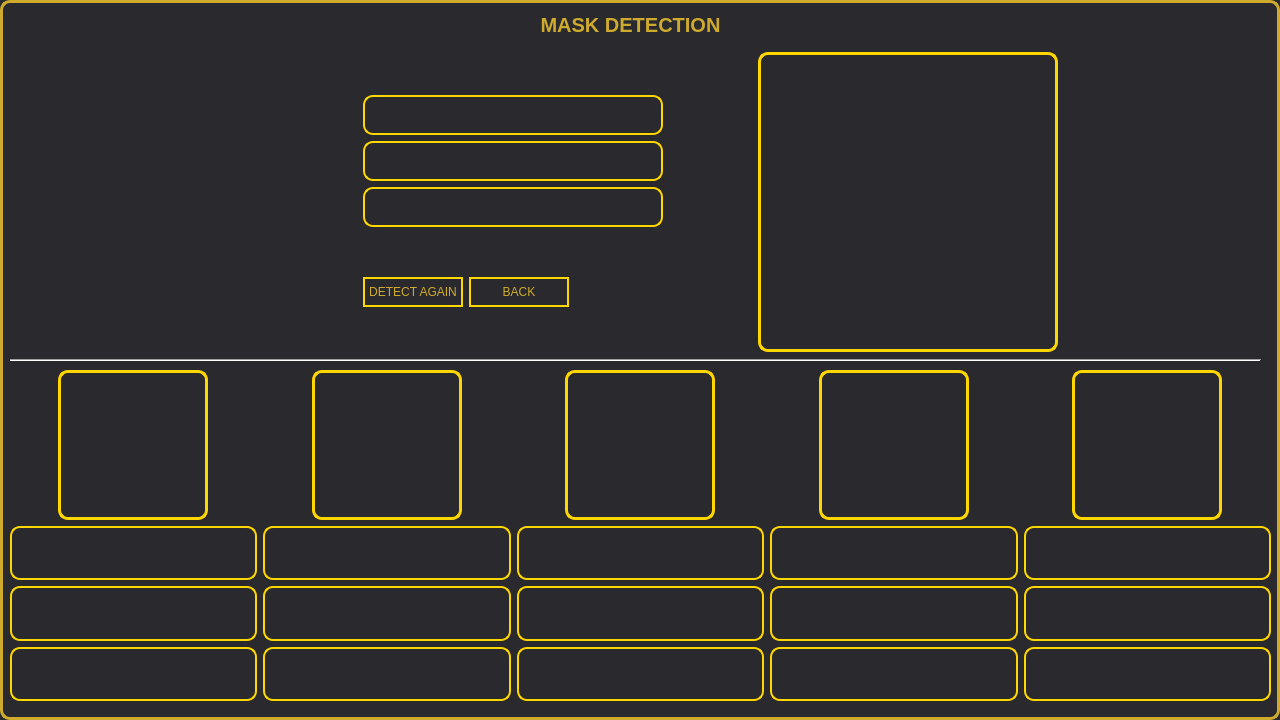
bartooo/mask-detector, file ui/detect_window.ui: the form before one commit.
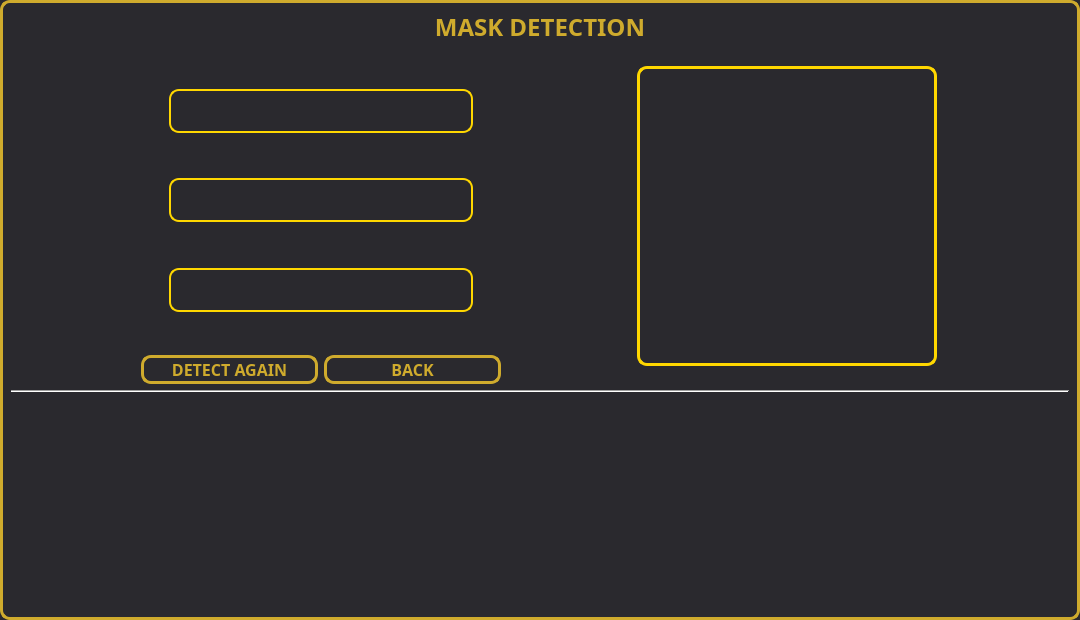
The form after the commit.

What changed in the file:
```diff
--- a/ui/detect_window.ui
+++ b/ui/detect_window.ui
@@ -6,10 +6,16 @@
    <rect>
     <x>0</x>
     <y>0</y>
-    <width>1280</width>
-    <height>720</height>
+    <width>1080</width>
+    <height>620</height>
    </rect>
   </property>
+  <property name="minimumSize">
+   <size>
+    <width>1080</width>
+    <height>620</height>
+   </size>
+  </property>
   <property name="font">
    <font>
     <family>MS Sans Serif</family>
@@ -26,15 +32,11 @@
 border-radius: 10px;}
    </string>
   </property>
+  <layout class="QHBoxLayout" name="horizontalLayout_9">
+   <item>
+    <layout class="QVBoxLayout" name="main_vlayout">
+     <item>
   <widget class="QLabel" name="title_label">
-   <property name="geometry">
-    <rect>
-     <x>0</x>
-     <y>10</y>
-     <width>1261</width>
-     <height>30</height>
-    </rect>
-   </property>
    <property name="minimumSize">
     <size>
      <width>0</width>
@@ -43,7 +45,7 @@
    </property>
    <property name="font">
     <font>
-     <family>MS Sans Serif</family>
+         <family>sans-serif</family>
      <pointsize>-1</pointsize>
      <weight>75</weight>
      <italic>false</italic>
@@ -51,11 +53,15 @@
     </font>
    </property>
    <property name="styleSheet">
-    <string notr="true">QLabel {
-font-famly: sans-serif;
-color: #cfab2d;
-font-size: 20px;
-font-weight: bold;
+        <string notr="true">QLabel{
+    color: #cfab2d;
+    text-align: center;
+	margin: 0 auto;
+    font-weight: bold;
+	font-size: 24px;
+    font-family: sans-serif;
+    text-transform: uppercase;
+    letter-spacing: 0.1em;
 }</string>
    </property>
    <property name="text">
@@ -65,37 +71,30 @@
     <set>Qt::AlignCenter</set>
    </property>
   </widget>
-  <widget class="Line" name="line">
-   <property name="geometry">
-    <rect>
-     <x>10</x>
-     <y>350</y>
-     <width>1251</width>
-     <height>20</height>
-    </rect>
-   </property>
+     </item>
+     <item>
+      <layout class="QHBoxLayout" name="buttons_photo_hlayout">
+       <item>
+        <layout class="QVBoxLayout" name="label_buttons_vlayout">
+         <item>
+          <spacer name="v_spac_1">
    <property name="orientation">
-    <enum>Qt::Horizontal</enum>
-   </property>
-  </widget>
-  <widget class="QWidget" name="">
-   <property name="geometry">
-    <rect>
-     <x>180</x>
-     <y>51</y>
-     <width>911</width>
-     <height>302</height>
-    </rect>
-   </property>
-   <layout class="QHBoxLayout" name="horizontalLayout_8">
+            <enum>Qt::Vertical</enum>
+           </property>
+           <property name="sizeHint" stdset="0">
+            <size>
+             <width>20</width>
+             <height>40</height>
+            </size>
+           </property>
+          </spacer>
+         </item>
     <item>
-     <layout class="QVBoxLayout" name="verticalLayout_6">
-      <item>
-       <layout class="QVBoxLayout" name="verticalLayout_7">
+          <layout class="QVBoxLayout" name="labels_vlayout">
         <property name="leftMargin">
-         <number>150</number>
-        </property>
-        <item>
+            <number>0</number>
+           </property>
+           <item alignment="Qt::AlignHCenter">
          <widget class="QLabel" name="delay_label">
           <property name="maximumSize">
            <size>
@@ -110,6 +109,8 @@
 color: #cfab2d;
 font-size: 14px;
 border-radius: 10px;
+min-width: 300px;
+min-height: 40px;
 }</string>
           </property>
           <property name="text">
@@ -118,6 +119,19 @@
          </widget>
         </item>
         <item>
+            <spacer name="verticalSpacer">
+             <property name="orientation">
+              <enum>Qt::Vertical</enum>
+             </property>
+             <property name="sizeHint" stdset="0">
+              <size>
+               <width>20</width>
+               <height>40</height>
+              </size>
+             </property>
+            </spacer>
+           </item>
+           <item alignment="Qt::AlignHCenter">
          <widget class="QLabel" name="conf_label">
           <property name="maximumSize">
            <size>
@@ -132,6 +146,8 @@
 color: #cfab2d;
 font-size: 14px;
 border-radius: 10px;
+min-width: 300px;
+min-height: 40px;
 }</string>
           </property>
           <property name="text">
@@ -140,11 +156,24 @@
          </widget>
         </item>
         <item>
+            <spacer name="v_spac_3">
+             <property name="orientation">
+              <enum>Qt::Vertical</enum>
+             </property>
+             <property name="sizeHint" stdset="0">
+              <size>
+               <width>20</width>
+               <height>40</height>
+              </size>
+             </property>
+            </spacer>
+           </item>
+           <item alignment="Qt::AlignHCenter">
          <widget class="QLabel" name="pred_label">
           <property name="minimumSize">
            <size>
-            <width>300</width>
-            <height>40</height>
+               <width>304</width>
+               <height>44</height>
            </size>
           </property>
           <property name="maximumSize">
@@ -160,6 +189,8 @@
 color: #cfab2d;
 font-size: 14px;
 border-radius: 10px;
+min-width: 300px;
+min-height: 40px;
 }</string>
           </property>
           <property name="text">
@@ -170,29 +201,42 @@
        </layout>
       </item>
       <item>
-       <layout class="QHBoxLayout" name="horizontalLayout_7">
+          <spacer name="v_spac_4">
+           <property name="orientation">
+            <enum>Qt::Vertical</enum>
+           </property>
+           <property name="sizeHint" stdset="0">
+            <size>
+             <width>20</width>
+             <height>40</height>
+            </size>
+           </property>
+          </spacer>
+         </item>
+         <item>
+          <layout class="QHBoxLayout" name="buttons_hlayout">
         <property name="leftMargin">
-         <number>150</number>
+            <number>0</number>
         </property>
         <property name="rightMargin">
-         <number>150</number>
+            <number>0</number>
         </property>
         <item>
          <widget class="QPushButton" name="detect_again_button">
           <property name="minimumSize">
            <size>
             <width>0</width>
-            <height>30</height>
+               <height>0</height>
            </size>
           </property>
           <property name="maximumSize">
            <size>
-            <width>100</width>
+               <width>177</width>
             <height>16777215</height>
            </size>
           </property>
           <property name="styleSheet">
-           <string notr="true">QPushButton {
+              <string notr="true">/*QPushButton {
 border: 2px solid gold;
 font: sans-serif;
 color: #cfab2d;
@@ -207,8 +251,27 @@
 color:#2a292e;
 background-color: #cfab2d;
 }
+*/
+QPushButton{
+    color: #cfab2d;
+    background-color: #2a292e;
+    text-align: center;
+    max-width: 33em;
+    width: 9em;
+    font-size: 16px;
+    height: 2em;
+    font-weight: bold;
+    font-family: sans-serif;
+    text-transform: uppercase;
+    letter-spacing: 0.1em;
+    border: 3px solid #cfab2d;
+    border-radius: 10px;
+}
 
-</string>
+QPushButton:hover{
+    color:#2a292e;
+    background-color: #cfab2d;
+}</string>
           </property>
           <property name="text">
            <string>DETECT AGAIN</string>
@@ -220,17 +283,17 @@
           <property name="minimumSize">
            <size>
             <width>0</width>
-            <height>30</height>
+               <height>0</height>
            </size>
           </property>
           <property name="maximumSize">
            <size>
-            <width>100</width>
+               <width>177</width>
             <height>16777215</height>
            </size>
           </property>
           <property name="styleSheet">
-           <string notr="true">QPushButton {
+              <string notr="true">/*QPushButton {
 border: 2px solid gold;
 font: sans-serif;
 color: #cfab2d;
@@ -244,6 +307,27 @@
 font: 13 px &quot;sans-serif&quot;;
 color:#2a292e;
 background-color: #cfab2d;
+}
+*/
+QPushButton{
+    color: #cfab2d;
+    background-color: #2a292e;
+    text-align: center;
+    max-width: 33em;
+    width: 9em;
+    font-size: 16px;
+    height: 2em;
+    font-weight: bold;
+    font-family: sans-serif;
+    text-transform: uppercase;
+    letter-spacing: 0.1em;
+    border: 3px solid #cfab2d;
+    border-radius: 10px;
+}
+
+QPushButton:hover{
+    color:#2a292e;
+    background-color: #cfab2d;
 }</string>
           </property>
           <property name="text">
@@ -281,22 +365,19 @@
      </widget>
     </item>
    </layout>
-  </widget>
-  <widget class="QWidget" name="">
-   <property name="geometry">
-    <rect>
-     <x>10</x>
-     <y>370</y>
-     <width>1261</width>
-     <height>331</height>
-    </rect>
-   </property>
-   <layout class="QHBoxLayout" name="horizontalLayout">
+     </item>
+     <item>
+      <widget class="Line" name="line">
+       <property name="orientation">
+        <enum>Qt::Horizontal</enum>
+       </property>
+      </widget>
+     </item>
     <item>
-     <layout class="QVBoxLayout" name="verticalLayout">
+      <layout class="QHBoxLayout" name="history_hlayout">
       <item>
-       <layout class="QHBoxLayout" name="horizontalLayout_6">
-        <item>
+        <layout class="QVBoxLayout" name="history_1_vlayout">
+         <item alignment="Qt::AlignHCenter|Qt::AlignVCenter">
          <widget class="QLabel" name="image_label_1">
           <property name="minimumSize">
            <size>
@@ -311,8 +392,14 @@
            </size>
           </property>
           <property name="styleSheet">
-           <string notr="true">QLabel{
-border: 3px solid gold;
+            <string notr="true">
+QLabel[is_hidden=&quot;false&quot;]{
+border: 3px solid #cfab2d;
+border-radius: 10px;
+}
+
+QLabel[is_hidden=&quot;true&quot;]{
+border: 3px solid #2a292e;
 border-radius: 10px;
 }</string>
           </property>
@@ -320,67 +407,123 @@
            <string/>
           </property>
          </widget>
-        </item>
-       </layout>
       </item>
       <item>
        <widget class="QLabel" name="pred_label_1">
         <property name="styleSheet">
-         <string notr="true">QLabel {
-border: 2px solid gold;
-font-famly:sans-serif;
-color: white;
-font-size: 14px;
+            <string notr="true">QLabel[is_hidden=&quot;false&quot;]{
+border: 2px solid #cfab2d;
+font-family:sans-serif;
+color: #cfab2d;
+font-size: 10px;
 text-align: center;
 border-radius: 10px;
-}</string>
+font-weight: bold;
+font-family: sans-serif;
+text-transform: uppercase;
+letter-spacing: 0.1em;
+}
+QLabel[is_hidden=&quot;true&quot;]{
+border: 2px solid #2a292e;
+font-family:sans-serif;
+color: #2a292e;
+font-size: 10px;
+text-align: center;
+border-radius: 10px;
+font-weight: bold;
+font-family: sans-serif;
+text-transform: uppercase;
+letter-spacing: 0.1em;
+}
+</string>
         </property>
         <property name="text">
          <string/>
         </property>
+           <property name="alignment">
+            <set>Qt::AlignCenter</set>
+           </property>
        </widget>
       </item>
       <item>
        <widget class="QLabel" name="conf_label_1">
         <property name="styleSheet">
-         <string notr="true">QLabel {
-border: 2px solid gold;
-font-famly:sans-serif;
-color: white;
-font-size: 14px;
+            <string notr="true">QLabel[is_hidden=&quot;false&quot;]{
+border: 2px solid #cfab2d;
+font-family:sans-serif;
+color: #cfab2d;
+font-size: 10px;
 text-align: center;
 border-radius: 10px;
-}</string>
+font-weight: bold;
+font-family: sans-serif;
+text-transform: uppercase;
+letter-spacing: 0.1em;
+}
+QLabel[is_hidden=&quot;true&quot;]{
+border: 2px solid #2a292e;
+font-family:sans-serif;
+color: #2a292e;
+font-size: 10px;
+text-align: center;
+border-radius: 10px;
+font-weight: bold;
+font-family: sans-serif;
+text-transform: uppercase;
+letter-spacing: 0.1em;
+}
+</string>
         </property>
         <property name="text">
          <string/>
         </property>
+           <property name="alignment">
+            <set>Qt::AlignCenter</set>
+           </property>
        </widget>
       </item>
       <item>
        <widget class="QLabel" name="sec_label_1">
         <property name="styleSheet">
-         <string notr="true">QLabel {
-border: 2px solid gold;
-font-famly:sans-serif;
-color: white;
-font-size: 14px;
+            <string notr="true">QLabel[is_hidden=&quot;false&quot;]{
+border: 2px solid #cfab2d;
+font-family:sans-serif;
+color: #cfab2d;
+font-size: 10px;
 text-align: center;
 border-radius: 10px;
-}</string>
+font-weight: bold;
+font-family: sans-serif;
+text-transform: uppercase;
+letter-spacing: 0.1em;
+}
+QLabel[is_hidden=&quot;true&quot;]{
+border: 2px solid #2a292e;
+font-family:sans-serif;
+color: #2a292e;
+font-size: 10px;
+text-align: center;
+border-radius: 10px;
+font-weight: bold;
+font-family: sans-serif;
+text-transform: uppercase;
+letter-spacing: 0.1em;
+}
+</string>
         </property>
         <property name="text">
          <string/>
         </property>
+           <property name="alignment">
+            <set>Qt::AlignCenter</set>
+           </property>
        </widget>
       </item>
      </layout>
     </item>
     <item>
-     <layout class="QVBoxLayout" name="verticalLayout_2">
-      <item>
-       <layout class="QHBoxLayout" name="horizontalLayout_5">
-        <item>
+        <layout class="QVBoxLayout" name="history_2_vlayout">
+         <item alignment="Qt::AlignHCenter|Qt::AlignVCenter">
          <widget class="QLabel" name="image_label_2">
           <property name="minimumSize">
            <size>
@@ -395,8 +538,14 @@
            </size>
           </property>
           <property name="styleSheet">
-           <string notr="true">QLabel{
-border: 3px solid gold;
+            <string notr="true">
+QLabel[is_hidden=&quot;false&quot;]{
+border: 3px solid #cfab2d;
+border-radius: 10px;
+}
+
+QLabel[is_hidden=&quot;true&quot;]{
+border: 3px solid #2a292e;
 border-radius: 10px;
 }</string>
           </property>
@@ -404,67 +553,123 @@
            <string/>
           </property>
          </widget>
-        </item>
-       </layout>
       </item>
       <item>
        <widget class="QLabel" name="pred_label_2">
         <property name="styleSheet">
-         <string notr="true">QLabel {
-border: 2px solid gold;
-font-famly:sans-serif;
-color: white;
-font-size: 14px;
+            <string notr="true">QLabel[is_hidden=&quot;false&quot;]{
+border: 2px solid #cfab2d;
+font-family:sans-serif;
+color: #cfab2d;
+font-size: 10px;
 text-align: center;
 border-radius: 10px;
-}</string>
+font-weight: bold;
+font-family: sans-serif;
+text-transform: uppercase;
+letter-spacing: 0.1em;
+}
+QLabel[is_hidden=&quot;true&quot;]{
+border: 2px solid #2a292e;
+font-family:sans-serif;
+color: #2a292e;
+font-size: 10px;
+text-align: center;
+border-radius: 10px;
+font-weight: bold;
+font-family: sans-serif;
+text-transform: uppercase;
+letter-spacing: 0.1em;
+}
+</string>
         </property>
         <property name="text">
          <string/>
         </property>
+           <property name="alignment">
+            <set>Qt::AlignCenter</set>
+           </property>
        </widget>
       </item>
       <item>
        <widget class="QLabel" name="conf_label_2">
         <property name="styleSheet">
-         <string notr="true">QLabel {
-border: 2px solid gold;
-font-famly:sans-serif;
-color: white;
-font-size: 14px;
+            <string notr="true">QLabel[is_hidden=&quot;false&quot;]{
+border: 2px solid #cfab2d;
+font-family:sans-serif;
+color: #cfab2d;
+font-size: 10px;
 text-align: center;
 border-radius: 10px;
-}</string>
+font-weight: bold;
+font-family: sans-serif;
+text-transform: uppercase;
+letter-spacing: 0.1em;
+}
+QLabel[is_hidden=&quot;true&quot;]{
+border: 2px solid #2a292e;
+font-family:sans-serif;
+color: #2a292e;
+font-size: 10px;
+text-align: center;
+border-radius: 10px;
+font-weight: bold;
+font-family: sans-serif;
+text-transform: uppercase;
+letter-spacing: 0.1em;
+}
+</string>
         </property>
         <property name="text">
          <string/>
         </property>
+           <property name="alignment">
+            <set>Qt::AlignCenter</set>
+           </property>
        </widget>
       </item>
       <item>
        <widget class="QLabel" name="sec_label_2">
         <property name="styleSheet">
-         <string notr="true">QLabel {
-border: 2px solid gold;
-font-famly:sans-serif;
-color: white;
-font-size: 14px;
+            <string notr="true">QLabel[is_hidden=&quot;false&quot;]{
+border: 2px solid #cfab2d;
+font-family:sans-serif;
+color: #cfab2d;
+font-size: 10px;
 text-align: center;
 border-radius: 10px;
-}</string>
+font-weight: bold;
+font-family: sans-serif;
+text-transform: uppercase;
+letter-spacing: 0.1em;
+}
+QLabel[is_hidden=&quot;true&quot;]{
+border: 2px solid #2a292e;
+font-family:sans-serif;
+color: #2a292e;
+font-size: 10px;
+text-align: center;
+border-radius: 10px;
+font-weight: bold;
+font-family: sans-serif;
+text-transform: uppercase;
+letter-spacing: 0.1em;
+}
+</string>
         </property>
         <property name="text">
          <string/>
         </property>
+           <property name="alignment">
+            <set>Qt::AlignCenter</set>
+           </property>
        </widget>
       </item>
      </layout>
     </item>
     <item>
-     <layout class="QVBoxLayout" name="verticalLayout_3">
-      <item>
-       <layout class="QHBoxLayout" name="horizontalLayout_4">
-        <item>
+        <layout class="QVBoxLayout" name="history_3_vlayout">
+         <item alignment="Qt::AlignHCenter|Qt::AlignVCenter">
          <widget class="QLabel" name="image_label_3">
           <property name="minimumSize">
            <size>
@@ -479,8 +684,14 @@
            </size>
           </property>
           <property name="styleSheet">
-           <string notr="true">QLabel{
-border: 3px solid gold;
+            <string notr="true">
+QLabel[is_hidden=&quot;false&quot;]{
+border: 3px solid #cfab2d;
+border-radius: 10px;
+}
+
+QLabel[is_hidden=&quot;true&quot;]{
+border: 3px solid #2a292e;
 border-radius: 10px;
 }</string>
           </property>
@@ -488,67 +699,123 @@
            <string/>
           </property>
          </widget>
-        </item>
-       </layout>
       </item>
       <item>
        <widget class="QLabel" name="pred_label_3">
         <property name="styleSheet">
-         <string notr="true">QLabel {
-border: 2px solid gold;
-font-famly:sans-serif;
-color: white;
-font-size: 14px;
+            <string notr="true">QLabel[is_hidden=&quot;false&quot;]{
+border: 2px solid #cfab2d;
+font-family:sans-serif;
+color: #cfab2d;
+font-size: 10px;
 text-align: center;
 border-radius: 10px;
-}</string>
+font-weight: bold;
+font-family: sans-serif;
+text-transform: uppercase;
+letter-spacing: 0.1em;
+}
+QLabel[is_hidden=&quot;true&quot;]{
+border: 2px solid #2a292e;
+font-family:sans-serif;
+color: #2a292e;
+font-size: 10px;
+text-align: center;
+border-radius: 10px;
+font-weight: bold;
+font-family: sans-serif;
+text-transform: uppercase;
+letter-spacing: 0.1em;
+}
+</string>
         </property>
         <property name="text">
          <string/>
         </property>
+           <property name="alignment">
+            <set>Qt::AlignCenter</set>
+           </property>
        </widget>
       </item>
       <item>
        <widget class="QLabel" name="conf_label_3">
         <property name="styleSheet">
-         <string notr="true">QLabel {
-border: 2px solid gold;
-font-famly:sans-serif;
-color: white;
-font-size: 14px;
+            <string notr="true">QLabel[is_hidden=&quot;false&quot;]{
+border: 2px solid #cfab2d;
+font-family:sans-serif;
+color: #cfab2d;
+font-size: 10px;
 text-align: center;
 border-radius: 10px;
-}</string>
+font-weight: bold;
+font-family: sans-serif;
+text-transform: uppercase;
+letter-spacing: 0.1em;
+}
+QLabel[is_hidden=&quot;true&quot;]{
+border: 2px solid #2a292e;
+font-family:sans-serif;
+color: #2a292e;
+font-size: 10px;
+text-align: center;
+border-radius: 10px;
+font-weight: bold;
+font-family: sans-serif;
+text-transform: uppercase;
+letter-spacing: 0.1em;
+}
+</string>
         </property>
         <property name="text">
          <string/>
         </property>
+           <property name="alignment">
+            <set>Qt::AlignCenter</set>
+           </property>
        </widget>
       </item>
       <item>
        <widget class="QLabel" name="sec_label_3">
         <property name="styleSheet">
-         <string notr="true">QLabel {
-border: 2px solid gold;
-font-famly:sans-serif;
-color: white;
-font-size: 14px;
+            <string notr="true">QLabel[is_hidden=&quot;false&quot;]{
+border: 2px solid #cfab2d;
+font-family:sans-serif;
+color: #cfab2d;
+font-size: 10px;
 text-align: center;
 border-radius: 10px;
-}</string>
+font-weight: bold;
+font-family: sans-serif;
+text-transform: uppercase;
+letter-spacing: 0.1em;
+}
+QLabel[is_hidden=&quot;true&quot;]{
+border: 2px solid #2a292e;
+font-family:sans-serif;
+color: #2a292e;
+font-size: 10px;
+text-align: center;
+border-radius: 10px;
+font-weight: bold;
+font-family: sans-serif;
+text-transform: uppercase;
+letter-spacing: 0.1em;
+}
+</string>
         </property>
         <property name="text">
          <string/>
         </property>
+           <property name="alignment">
+            <set>Qt::AlignCenter</set>
+           </property>
        </widget>
       </item>
      </layout>
     </item>
     <item>
-     <layout class="QVBoxLayout" name="verticalLayout_4">
-      <item>
-       <layout class="QHBoxLayout" name="horizontalLayout_3">
-        <item>
+        <layout class="QVBoxLayout" name="history_4_vlayout">
+         <item alignment="Qt::AlignHCenter|Qt::AlignVCenter">
          <widget class="QLabel" name="image_label_4">
           <property name="minimumSize">
            <size>
@@ -563,8 +830,14 @@
            </size>
           </property>
           <property name="styleSheet">
-           <string notr="true">QLabel{
-border: 3px solid gold;
+            <string notr="true">
+QLabel[is_hidden=&quot;false&quot;]{
+border: 3px solid #cfab2d;
+border-radius: 10px;
+}
+
+QLabel[is_hidden=&quot;true&quot;]{
+border: 3px solid #2a292e;
 border-radius: 10px;
 }</string>
           </property>
@@ -575,67 +848,123 @@
            <set>Qt::AlignCenter</set>
           </property>
          </widget>
-        </item>
-       </layout>
       </item>
       <item>
        <widget class="QLabel" name="pred_label_4">
         <property name="styleSheet">
-         <string notr="true">QLabel {
-border: 2px solid gold;
-font-famly:sans-serif;
-color: white;
-font-size: 14px;
+            <string notr="true">QLabel[is_hidden=&quot;false&quot;]{
+border: 2px solid #cfab2d;
+font-family:sans-serif;
+color: #cfab2d;
+font-size: 10px;
 text-align: center;
 border-radius: 10px;
-}</string>
+font-weight: bold;
+font-family: sans-serif;
+text-transform: uppercase;
+letter-spacing: 0.1em;
+}
+QLabel[is_hidden=&quot;true&quot;]{
+border: 2px solid #2a292e;
+font-family:sans-serif;
+color: #2a292e;
+font-size: 10px;
+text-align: center;
+border-radius: 10px;
+font-weight: bold;
+font-family: sans-serif;
+text-transform: uppercase;
+letter-spacing: 0.1em;
+}
+</string>
         </property>
         <property name="text">
          <string/>
         </property>
+           <property name="alignment">
+            <set>Qt::AlignCenter</set>
+           </property>
        </widget>
       </item>
       <item>
        <widget class="QLabel" name="conf_label_4">
         <property name="styleSheet">
-         <string notr="true">QLabel {
-border: 2px solid gold;
-font-famly:sans-serif;
-color: white;
-font-size: 14px;
+            <string notr="true">QLabel[is_hidden=&quot;false&quot;]{
+border: 2px solid #cfab2d;
+font-family:sans-serif;
+color: #cfab2d;
+font-size: 10px;
 text-align: center;
 border-radius: 10px;
-}</string>
+font-weight: bold;
+font-family: sans-serif;
+text-transform: uppercase;
+letter-spacing: 0.1em;
+}
+QLabel[is_hidden=&quot;true&quot;]{
+border: 2px solid #2a292e;
+font-family:sans-serif;
+color: #2a292e;
+font-size: 10px;
+text-align: center;
+border-radius: 10px;
+font-weight: bold;
+font-family: sans-serif;
+text-transform: uppercase;
+letter-spacing: 0.1em;
+}
+</string>
         </property>
         <property name="text">
          <string/>
         </property>
+           <property name="alignment">
+            <set>Qt::AlignCenter</set>
+           </property>
        </widget>
       </item>
       <item>
        <widget class="QLabel" name="sec_label_4">
         <property name="styleSheet">
-         <string notr="true">QLabel {
-border: 2px solid gold;
-font-famly:sans-serif;
-color: white;
-font-size: 14px;
+            <string notr="true">QLabel[is_hidden=&quot;false&quot;]{
+border: 2px solid #cfab2d;
+font-family:sans-serif;
+color: #cfab2d;
+font-size: 10px;
 text-align: center;
 border-radius: 10px;
-}</string>
+font-weight: bold;
+font-family: sans-serif;
+text-transform: uppercase;
+letter-spacing: 0.1em;
+}
+QLabel[is_hidden=&quot;true&quot;]{
+border: 2px solid #2a292e;
+font-family:sans-serif;
+color: #2a292e;
+font-size: 10px;
+text-align: center;
+border-radius: 10px;
+font-weight: bold;
+font-family: sans-serif;
+text-transform: uppercase;
+letter-spacing: 0.1em;
+}
+</string>
         </property>
         <property name="text">
          <string/>
         </property>
+           <property name="alignment">
+            <set>Qt::AlignCenter</set>
+           </property>
        </widget>
       </item>
      </layout>
     </item>
     <item>
-     <layout class="QVBoxLayout" name="verticalLayout_5">
-      <item>
-       <layout class="QHBoxLayout" name="horizontalLayout_2">
-        <item>
+        <layout class="QVBoxLayout" name="history_5_vlayout">
+         <item alignment="Qt::AlignHCenter|Qt::AlignVCenter">
          <widget class="QLabel" name="image_label_5">
           <property name="minimumSize">
            <size>
@@ -650,8 +979,14 @@
            </size>
           </property>
           <property name="styleSheet">
-           <string notr="true">QLabel{
-border: 3px solid gold;
+            <string notr="true">
+QLabel[is_hidden=&quot;false&quot;]{
+border: 3px solid #cfab2d;
+border-radius: 10px;
+}
+
+QLabel[is_hidden=&quot;true&quot;]{
+border: 3px solid #2a292e;
 border-radius: 10px;
 }</string>
           </property>
@@ -662,64 +997,125 @@
            <set>Qt::AlignCenter</set>
           </property>
          </widget>
-        </item>
-       </layout>
       </item>
       <item>
        <widget class="QLabel" name="pred_label_5">
         <property name="styleSheet">
-         <string notr="true">QLabel {
-border: 2px solid gold;
-font-famly:sans-serif;
-color: white;
-font-size: 14px;
+            <string notr="true">QLabel[is_hidden=&quot;false&quot;]{
+border: 2px solid #cfab2d;
+font-family:sans-serif;
+color: #cfab2d;
+font-size: 10px;
 text-align: center;
 border-radius: 10px;
-}</string>
+font-weight: bold;
+font-family: sans-serif;
+text-transform: uppercase;
+letter-spacing: 0.1em;
+}
+QLabel[is_hidden=&quot;true&quot;]{
+border: 2px solid #2a292e;
+font-family:sans-serif;
+color: #2a292e;
+font-size: 10px;
+text-align: center;
+border-radius: 10px;
+font-weight: bold;
+font-family: sans-serif;
+text-transform: uppercase;
+letter-spacing: 0.1em;
+}
+</string>
         </property>
         <property name="text">
          <string/>
         </property>
+           <property name="alignment">
+            <set>Qt::AlignCenter</set>
+           </property>
        </widget>
       </item>
       <item>
        <widget class="QLabel" name="conf_label_5">
         <property name="styleSheet">
-         <string notr="true">QLabel {
-border: 2px solid gold;
-font-famly:sans-serif;
-color: white;
-font-size: 14px;
+            <string notr="true">QLabel[is_hidden=&quot;false&quot;]{
+border: 2px solid #cfab2d;
+font-family:sans-serif;
+color: #cfab2d;
+font-size: 10px;
 text-align: center;
 border-radius: 10px;
-}</string>
+font-weight: bold;
+font-family: sans-serif;
+text-transform: uppercase;
+letter-spacing: 0.1em;
+}
+QLabel[is_hidden=&quot;true&quot;]{
+border: 2px solid #2a292e;
+font-family:sans-serif;
+color: #2a292e;
+font-size: 10px;
+text-align: center;
+border-radius: 10px;
+font-weight: bold;
+font-family: sans-serif;
+text-transform: uppercase;
+letter-spacing: 0.1em;
+}
+</string>
         </property>
         <property name="text">
          <string/>
         </property>
+           <property name="alignment">
+            <set>Qt::AlignCenter</set>
+           </property>
        </widget>
       </item>
       <item>
        <widget class="QLabel" name="sec_label_5">
         <property name="styleSheet">
-         <string notr="true">QLabel {
-border: 2px solid gold;
-font-famly:sans-serif;
-color: white;
-font-size: 14px;
+            <string notr="true">QLabel[is_hidden=&quot;false&quot;]{
+border: 2px solid #cfab2d;
+font-family:sans-serif;
+color: #cfab2d;
+font-size: 10px;
 text-align: center;
 border-radius: 10px;
-}</string>
+font-weight: bold;
+font-family: sans-serif;
+text-transform: uppercase;
+letter-spacing: 0.1em;
+}
+QLabel[is_hidden=&quot;true&quot;]{
+border: 2px solid #2a292e;
+font-family:sans-serif;
+color: #2a292e;
+font-size: 10px;
+text-align: center;
+border-radius: 10px;
+font-weight: bold;
+font-family: sans-serif;
+text-transform: uppercase;
+letter-spacing: 0.1em;
+}
+</string>
         </property>
         <property name="text">
          <string/>
         </property>
+           <property name="alignment">
+            <set>Qt::AlignCenter</set>
+           </property>
        </widget>
       </item>
      </layout>
     </item>
    </layout>
-  </widget>
+     </item>
+    </layout>
+   </item>
+  </layout>
  </widget>
  <resources/>
  <connections/>
```
Left out of the diff: 4 changed lines with no effect on the pictures. Lines whose indentation alone changed are shown as unchanged.
